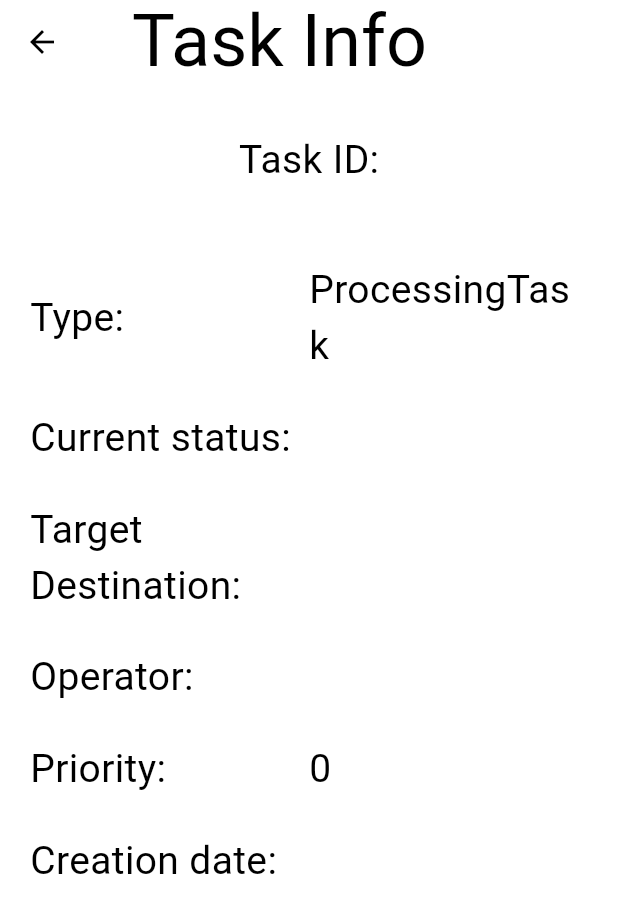
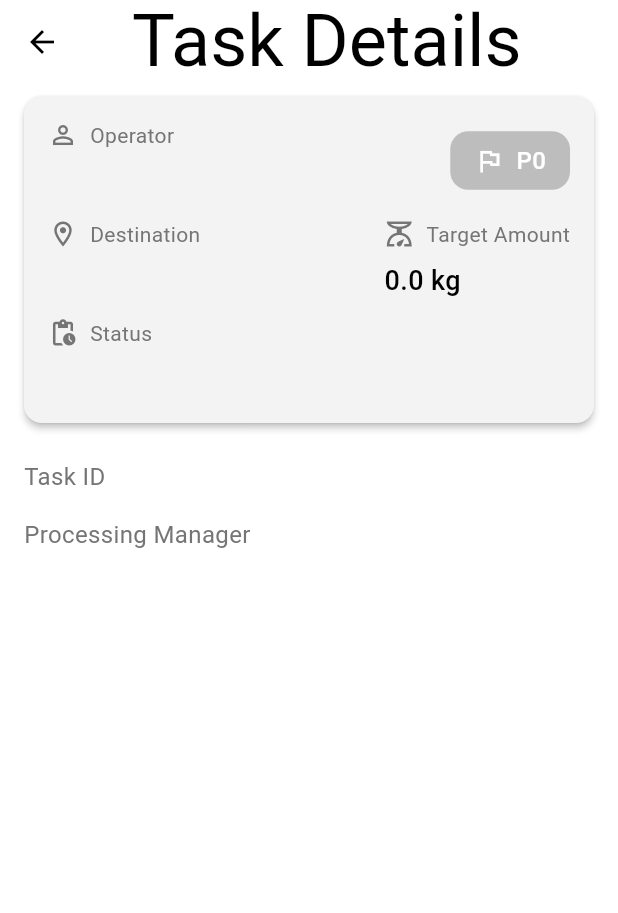
Before and after one commit to EnterGodMode23/tiberium_crm, a Flutter app: the ProcessingTaskPage screen opened directly with empty values, on a phone screen of 412 x 824 dp. Shown: the top 913 px of the screen. Run offline on Flutter 3.47's test engine with Material 3 defaults, Android fonts, the phone set to English and light mode, and no system bars; our stand-ins replace auto_route, cached_network_image, dio, flutter_form_builder, flutter_svg, form_builder_validators and 3 more; accounts and stored records are empty; generated files the repository leaves out were written again; network calls fail; Roboto replaces fonts that are missing (SFUI).

Commit message:
processing flow and finishing tasks

```diff
--- a/lib/data/models/tasks/processing_task.dart
+++ b/lib/data/models/tasks/processing_task.dart
@@ -35,7 +35,7 @@ class ProcessingTask {
             ? User.fromJson(json['processing_operator'])
             : null,
         processingManager: User.fromJson(json['processing_manager']),
-        processedKilos: json['target_kilos_to_harvest'],
+        processedKilos: json['processed_kilos'],
         priority: json['priority'],
         status: json['status'],
         mainTaskRef: json['main_task_ref'],
--- a/lib/features/home/home_screen.dart
+++ b/lib/features/home/home_screen.dart
@@ -8,7 +8,7 @@ import 'package:tiberium_crm/features/home/operators_home.dart';
 import 'package:tiberium_crm/features/home/sales_home.dart';
 import 'package:tiberium_crm/features/home/managers_home.dart';
 import 'package:tiberium_crm/features/schedule/widgets/main_task_entry.dart';
-import 'package:tiberium_crm/features/schedule/widgets/task_entry.dart';
+import 'package:tiberium_crm/features/schedule/widgets/harvest_task_entry.dart';
 import 'package:tiberium_crm/features/schedule/widgets/processing_task_entry.dart';
 import 'package:tiberium_crm/repos/repository.dart';
 
--- a/lib/features/home/managers_home.dart
+++ b/lib/features/home/managers_home.dart
@@ -4,7 +4,7 @@ import 'package:get_it/get_it.dart';
 import 'package:tiberium_crm/data/models/role_enum.dart';
 import 'package:tiberium_crm/features/app/routing/app_router.dart';
 import 'package:tiberium_crm/features/schedule/widgets/processing_task_entry.dart';
-import 'package:tiberium_crm/features/schedule/widgets/task_entry.dart';
+import 'package:tiberium_crm/features/schedule/widgets/harvest_task_entry.dart';
 import 'package:tiberium_crm/features/utils/widgets/empty_tasks_list.dart';
 import 'package:tiberium_crm/repos/repository.dart';
 
--- a/lib/features/home/sales_home.dart
+++ b/lib/features/home/sales_home.dart
@@ -4,7 +4,7 @@ import 'package:get_it/get_it.dart';
 import 'package:tiberium_crm/features/app/routing/app_router.dart';
 import 'package:tiberium_crm/features/schedule/widgets/main_task_entry.dart';
 import 'package:tiberium_crm/features/schedule/widgets/processing_task_entry.dart';
-import 'package:tiberium_crm/features/schedule/widgets/task_entry.dart';
+import 'package:tiberium_crm/features/schedule/widgets/harvest_task_entry.dart';
 import 'package:tiberium_crm/features/utils/widgets/empty_tasks_list.dart';
 import 'package:tiberium_crm/repos/repository.dart';
 
--- a/lib/features/schedule/schedule_screen.dart
+++ b/lib/features/schedule/schedule_screen.dart
@@ -4,7 +4,7 @@ import 'package:get_it/get_it.dart';
 import 'package:shared_preferences/shared_preferences.dart';
 import 'package:tiberium_crm/data/models/role_enum.dart';
 import 'package:tiberium_crm/features/schedule/widgets/main_task_entry.dart';
-import 'package:tiberium_crm/features/schedule/widgets/task_entry.dart';
+import 'package:tiberium_crm/features/schedule/widgets/harvest_task_entry.dart';
 import 'package:tiberium_crm/features/schedule/widgets/processing_task_entry.dart';
 import 'package:tiberium_crm/features/utils/widgets/empty_tasks_list.dart';
 import 'package:tiberium_crm/repos/repository.dart';
@@ -78,6 +78,7 @@ class _SchedulePageState extends State<SchedulePage> {
     final list = await rep.getMainTasks();
 
     if (mounted) {
+      mainTasks.clear();
       setState(
         () => mainTasks.addAll(
           list.data.map(
@@ -95,6 +96,7 @@ class _SchedulePageState extends State<SchedulePage> {
     final list = await rep.getHarvestTasks();
 
     if (mounted) {
+      harvestTasks.clear();
       setState(
         () => harvestTasks.addAll(
           list.harvestTasks?.map(
@@ -113,6 +115,7 @@ class _SchedulePageState extends State<SchedulePage> {
     final list = await rep.getProcessingTasks();
 
     if (mounted) {
+      procTasks.clear();
       setState(
         () => procTasks.addAll(
           list.processingTasks?.map(
--- a/lib/features/schedule/widgets/task_entry.dart
+++ b/lib/features/schedule/widgets/harvest_task_entry.dart
@@ -5,7 +5,6 @@ import 'package:shared_preferences/shared_preferences.dart';
 import 'package:tiberium_crm/data/models/tasks/harvest_task.dart';
 import 'package:tiberium_crm/features/app/routing/app_router.dart';
 import 'package:tiberium_crm/features/schedule/widgets/task_details_card.dart';
-import 'package:tiberium_crm/features/schedule/widgets/manager_task_card.dart';
 import 'package:tiberium_crm/features/schedule/widgets/operator_task_card.dart';
 
 class HarvestTaskEntry extends StatefulWidget {
@@ -26,8 +25,7 @@ class _HarvestTaskEntryState extends State<HarvestTaskEntry> {
   final SharedPreferences localStorage = GetIt.I.get();
 
   @override
-  Widget build(BuildContext context) {
-    return InkWell(
+  Widget build(BuildContext context) => InkWell(
         onTap: () async {
           final result = await AutoRouter.of(context).push(
             HarvestTaskRoute(task: widget.task),
@@ -55,7 +53,6 @@ class _HarvestTaskEntryState extends State<HarvestTaskEntry> {
           ],
         ),
       );
-  }
 
   bool _isOperator() {
     final role = localStorage.getString('role');
--- a/lib/features/schedule/widgets/processing_task_page.dart
+++ b/lib/features/schedule/widgets/processing_task_page.dart
@@ -3,6 +3,8 @@ import 'package:flutter/material.dart';
 import 'package:get_it/get_it.dart';
 import 'package:shared_preferences/shared_preferences.dart';
 import 'package:tiberium_crm/data/models/tasks/processing_task.dart';
+import 'package:tiberium_crm/features/schedule/widgets/operator_task_card.dart';
+import 'package:tiberium_crm/features/utils/widgets/update_task_button.dart';
 import 'package:tiberium_crm/repos/repository.dart';
 
 @RoutePage()
@@ -30,158 +32,103 @@ class _ProcessingTaskPageState extends State<ProcessingTaskPage> {
   }
 
   @override
-  Widget build(BuildContext context) {
-    return Scaffold(
+  Widget build(BuildContext context) => Scaffold(
         appBar: AppBar(
           title: Align(
-          alignment: Alignment.topLeft,
+            alignment: Alignment.centerLeft,
             child: Padding(
               padding: const EdgeInsets.all(16),
               child: Text(
-              'Task Info',
+                'Task Details',
                 style: Theme.of(context).textTheme.headlineMedium,
               ),
             ),
           ),
         ),
         body: SingleChildScrollView(
-        child: Container(
-          padding: const EdgeInsets.all(20),
-          child: Column(
-            mainAxisAlignment: MainAxisAlignment.center,
-            children: [
-              Container(
-                alignment: FractionalOffset.center,
-                padding: const EdgeInsets.all(12),
           child: Column(
             children: [
-                    const Text(
-                      'Task ID:',
+              OperatorTaskCard(
+                destination: widget.task.destination ?? 'Unknown',
+                priority: widget.task.priority ?? 0,
+                status: widget.task.status ?? 'Unknown',
+                operator: widget.task.processingOperator,
+                targetKilos: widget.task.processedKilos?.toDouble() ?? 0,
               ),
-                    Text(
-                      widget.task.uid ?? 'Unknown',
-                      style: const TextStyle(color: Colors.grey),
+              Padding(
+                padding: const EdgeInsets.all(16),
+                child: Column(
+                  children: [
+                    _buildInfoRow('Task ID', widget.task.uid ?? 'Unknown'),
+                    const SizedBox(height: 16),
+                    _buildInfoRow(
+                      'Processing Manager',
+                      '${widget.task.processingManager?.firstName ?? 'Unknown name'} ${widget.task.processingManager?.lastName ?? 'Unknown lastname'}',
                     ),
                   ],
                 ),
               ),
-              Row(
-                children: [
-                  const Expanded(
-                    flex: 1,
-                    child: Text(
-                      'Type:',
-                    ),
-                  ),
-                  Expanded(
-                      flex: 1, child: Text(widget.task.runtimeType.toString())),
-                ],
-              ),
-              const Padding(padding: EdgeInsets.all(12)),
-              Row(
-                children: [
-                  const Expanded(
-                    flex: 1,
-                    child: Text(
-                      'Current status:',
-                    ),
-                  ),
-                  Expanded(flex: 1, child: Text(widget.task.status ?? 'TO_DO')),
-                ],
-              ),
-              const Padding(padding: EdgeInsets.all(12)),
-              Row(
-                children: [
-                  const Expanded(
-                    flex: 1,
-                    child: Text(
-                      'Target Destination:',
-                    ),
-                  ),
-                  Expanded(
-                      flex: 1,
-                      child: Text(widget.task.destination ?? 'Unknown')),
-                ],
-              ),
-              const Padding(padding: EdgeInsets.all(12)),
-              Row(
-                children: [
-                  const Expanded(
-                    flex: 1,
-                    child: Text(
-                      'Operator:',
-                    ),
-                  ),
-                  Expanded(
-                      flex: 1,
-                      child:
-                          Text('${widget.task.processingOperator?.firstName} '
-                              '${widget.task.processingOperator?.lastName}')),
-                ],
-              ),
-              const Padding(padding: EdgeInsets.all(12)),
-              Row(
-                children: [
-                  const Expanded(
-                    flex: 1,
-                    child: Text(
-                      'Priority:',
-                    ),
-                  ),
-                  Expanded(
-                    flex: 1,
-                    child: Text(widget.task.priority.toString()),
-                  ),
-                ],
-              ),
-              const Padding(padding: EdgeInsets.all(12)),
-              Row(
-                children: [
-                  const Expanded(
-                    flex: 1,
-                    child: Text(
-                      'Creation date:',
-                    ),
-                  ),
-                  Expanded(
-                      flex: 1, child: Text(widget.task.created ?? 'Unknown')),
-                ],
-              ),
-              const Padding(padding: EdgeInsets.all(20)),
               if ((currRole == 'HARVEST_OPERATOR' ||
-                      currRole == 'PROCESSING_OPERATOR') &&
-                  widget.task.status != 'IN_PROGRESS')
-                ElevatedButton(
-                  style: Theme.of(context).elevatedButtonTheme.style,
-                  onPressed: () async {
-                    final res = await rep.patchProcessingTasks(
-                      widget.task.uid ?? 'NONE',
-                      '{"status": "IN_PROGRESS"}',
-                    );
-                    if (res.data.uid?.isNotEmpty ?? false) {
-                      print(res);
-                      AutoRouter.of(context).maybePop(true);
-                    } else {
-                      showDialog(
-                        context: context,
-                        builder: (BuildContext context) {
-                          return const AlertDialog(
-                            title: Text('Incorrect input'),
-                          );
-                        },
-                      );
-                      AutoRouter.of(context).maybePop(false);
-                    }
-                  },
-                  child: const Text(
-                    'Accept Task',
-                    style: TextStyle(color: Colors.black87, fontSize: 32),
+                  currRole == 'PROCESSING_OPERATOR'))
+                UpdateTaskButton(
+                  status: widget.task.status!,
+                  callback: () => _updateTaskStatus(
+                    context,
+                    widget.task.status == 'TO_DO' ? 'IN_PROGRESS' : 'DONE',
                   ),
                 ),
             ],
           ),
         ),
+      );
+
+  Widget _buildInfoRow(String label, String value) => Row(
+        mainAxisAlignment: MainAxisAlignment.spaceBetween,
+        children: [
+          Text(
+            label,
+            style: TextStyle(
+              fontSize: 16,
+              color: Colors.grey[600],
+            ),
+          ),
+          Text(
+            value,
+            style: const TextStyle(
+              fontSize: 16,
+              fontWeight: FontWeight.w500,
+            ),
+          ),
+        ],
+      );
+
+  Future<void> _updateTaskStatus(BuildContext context, String status) async {
+    try {
+      final res = await rep.patchProcessingTasks(
+        widget.task.uid ?? '',
+        '{"status": "$status"}',
+      );
+      if (res.data.uid?.isNotEmpty ?? false) {
+        if (mounted) {
+          AutoRouter.of(context).pop(true);
+        }
+      }
+    } catch (e) {
+      if (mounted) {
+        showDialog(
+          context: context,
+          builder: (BuildContext context) => AlertDialog(
+            title: const Text('Error'),
+            content: Text('Failed to update task status: $e'),
+            actions: [
+              TextButton(
+                onPressed: () => Navigator.pop(context),
+                child: const Text('OK'),
+              ),
+            ],
           ),
         );
       }
     }
+  }
+}
```
Also changed, not shown: lib/features/home/operators_home.dart (+20 -20 lines), lib/features/schedule/widgets/harvest_task_page.dart (+10 -15 lines), lib/features/schedule/widgets/new_task_page.dart (+10 -7 lines), lib/features/schedule/widgets/processing_task_entry.dart (+26 -18 lines), lib/features/utils/widgets/update_task_button.dart (added, +26 -0 lines). Lines whose indentation alone changed are shown as unchanged.
